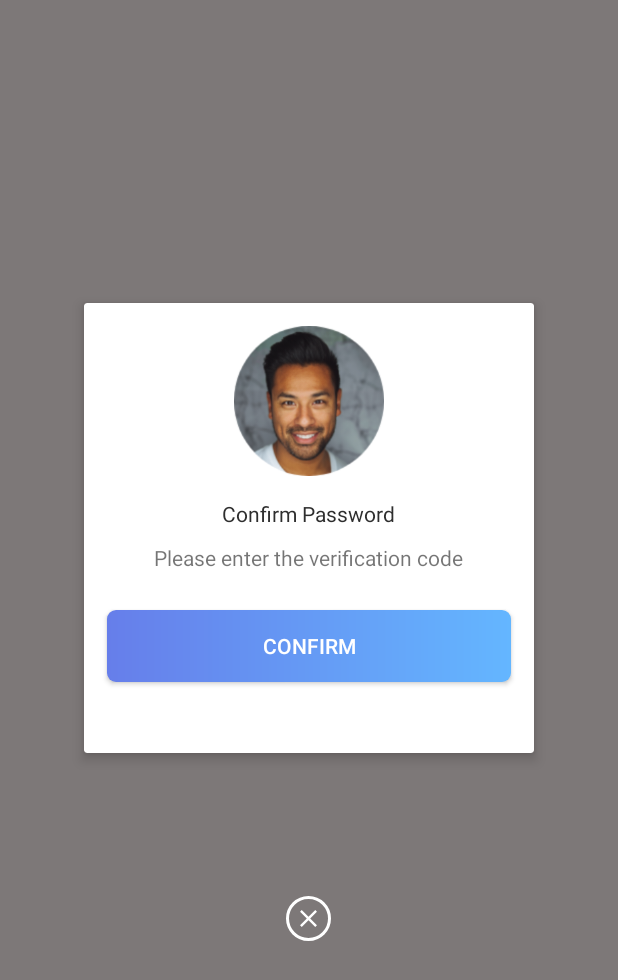
After one commit to AndroidVic/GitShare, an Android app: the layout activity_alert_msg.xml on its own in the app's theme, with its tools: preview values and no code run, on a phone screen of 412 x 824 dp. The commit adds this screen. Shown: the top 980 px of the screen. Run offline under Robolectric (Android 15) with nearby library versions, the phone set to English and light mode, and no system bars.

Commit message:
alertLayout
update alert layout

```diff
--- /dev/null
+++ b/Trawellmate/app/src/main/java/net/promasoft/trawellmate/AlertMsg.java
@@ -0,0 +1,25 @@
+package net.promasoft.trawellmate;
+
+import androidx.appcompat.app.AppCompatActivity;
+
+import android.os.Bundle;
+import android.widget.Button;
+import android.widget.ImageView;
+import android.widget.TextView;
+
+public class AlertMsg extends AppCompatActivity {
+    ImageView img;
+    TextView tv_title, tv_content;
+    Button btn_alert;
+    @Override
+    protected void onCreate(Bundle savedInstanceState){
+        super.onCreate(savedInstanceState);
+        setContentView(R.layout.activity_alert_msg);
+        img= findViewById(R.id.iv_alertImg);
+        tv_title= findViewById(R.id.tv_alertTitle);
+        tv_content= findViewById(R.id.alert_content);
+        btn_alert= findViewById(R.id.alert_btn);
+    }
+
+
+}
--- /dev/null
+++ b/Trawellmate/app/src/main/res/drawable/circle_bg_close.xml
@@ -0,0 +1,11 @@
+<?xml version="1.0" encoding="utf-8"?>
+<shape
+    xmlns:android="http://schemas.android.com/apk/res/android"
+    android:shape="oval">
+    <corners android:radius="10dp"/>
+    <solid
+        android:alpha="0.5"></solid>
+    <stroke android:color="@color/colorWhite" android:width="2dp"/>
+
+
+</shape>
--- a/Trawellmate/app/src/main/res/drawable/ic_close.xml
+++ b/Trawellmate/app/src/main/res/drawable/ic_close.xml
@@ -1,6 +1,4 @@
-<vector android:height="50dp" android:viewportHeight="455.111"
-    android:viewportWidth="455.111" android:width="50dp" xmlns:android="http://schemas.android.com/apk/res/android">
-    <path android:fillColor="#E24C4B" android:pathData="M227.556,227.556m-227.556,0a227.556,227.556 0,1 1,455.112 0a227.556,227.556 0,1 1,-455.112 0"/>
-    <path android:fillColor="#D1403F" android:pathData="M455.111,227.556c0,125.156 -102.4,227.556 -227.556,227.556c-72.533,0 -136.533,-32.711 -177.778,-85.333c38.4,31.289 88.178,49.778 142.222,49.778c125.156,0 227.556,-102.4 227.556,-227.556c0,-54.044 -18.489,-103.822 -49.778,-142.222C422.4,91.022 455.111,155.022 455.111,227.556z"/>
-    <path android:fillColor="#FFFFFF" android:pathData="M331.378,331.378c-8.533,8.533 -22.756,8.533 -31.289,0l-72.533,-72.533l-72.533,72.533c-8.533,8.533 -22.756,8.533 -31.289,0c-8.533,-8.533 -8.533,-22.756 0,-31.289l72.533,-72.533l-72.533,-72.533c-8.533,-8.533 -8.533,-22.756 0,-31.289c8.533,-8.533 22.756,-8.533 31.289,0l72.533,72.533l72.533,-72.533c8.533,-8.533 22.756,-8.533 31.289,0c8.533,8.533 8.533,22.756 0,31.289l-72.533,72.533l72.533,72.533C339.911,308.622 339.911,322.844 331.378,331.378z"/>
+<vector android:height="50dp" android:viewportHeight="24.0"
+    android:viewportWidth="24.0" android:width="50dp" xmlns:android="http://schemas.android.com/apk/res/android">
+    <path android:fillColor="#FFF" android:pathData="M19,6.41L17.59,5 12,10.59 6.41,5 5,6.41 10.59,12 5,17.59 6.41,19 12,13.41 17.59,19 19,17.59 13.41,12z"/>
 </vector>
--- /dev/null
+++ b/Trawellmate/app/src/main/res/layout/activity_alert_msg.xml
@@ -0,0 +1,67 @@
+<?xml version="1.0" encoding="utf-8"?>
+<androidx.constraintlayout.widget.ConstraintLayout xmlns:android="http://schemas.android.com/apk/res/android"
+    xmlns:app="http://schemas.android.com/apk/res-auto"
+    xmlns:tools="http://schemas.android.com/tools"
+    android:layout_width="match_parent"
+    android:layout_height="match_parent"
+    tools:context=".AlertMsg">
+    <LinearLayout
+        android:layout_width="match_parent"
+        android:layout_height="match_parent"
+        android:orientation="vertical"
+        android:gravity="center"
+        android:background="#8B160D0D">
+        <androidx.cardview.widget.CardView
+            android:layout_width="300dp"
+            android:layout_height="300dp"
+            android:layout_margin="5dp"
+            app:cardCornerRadius="2dp"
+            app:cardElevation="5dp">
+            <LinearLayout
+                android:layout_width="match_parent"
+                android:layout_height="match_parent"
+                android:orientation="vertical">
+            <ImageView
+                android:layout_width="100dp"
+                android:layout_height="100dp"
+                android:layout_gravity="top|center"
+                android:layout_marginTop="15dp"
+                android:src="@drawable/userimg_1"
+                android:id="@+id/iv_alertImg"/>
+            <TextView
+                android:layout_width="wrap_content"
+                android:layout_height="wrap_content"
+                android:id="@+id/tv_alertTitle"
+                android:layout_marginTop="15dp"
+                android:textColor="@color/text_color_black"
+                android:text="@string/confirm_password"
+                android:layout_gravity="center"/>
+                <TextView
+                    android:layout_width="wrap_content"
+                    android:layout_height="wrap_content"
+                    android:id="@+id/alert_content"
+                    android:text="@string/otp_msg"
+                    android:layout_gravity="center_horizontal"
+                    android:layout_margin="10dp"
+                    android:layout_marginTop="5dp"/>
+                <Button
+                    android:layout_width="match_parent"
+                    android:layout_height="wrap_content"
+                    android:layout_margin="15dp"
+                    android:id="@+id/alert_btn"
+                    android:text="confirm"
+                    android:textColor="@color/colorWhite"
+                    android:background="@drawable/btn_gradient_style"/>
+            </LinearLayout>
+        </androidx.cardview.widget.CardView>
+        <ImageView
+            android:layout_width="30dp"
+            android:layout_height="30dp"
+            android:layout_marginTop="90dp"
+            android:padding="5dp"
+            android:id="@+id/iv_close"
+            android:src="@drawable/ic_close"
+            android:background="@drawable/circle_bg_close"/>
+    </LinearLayout>
+
+</androidx.constraintlayout.widget.ConstraintLayout>
--- a/Trawellmate/app/src/main/res/layout/activity_your_bookings.xml
+++ b/Trawellmate/app/src/main/res/layout/activity_your_bookings.xml
@@ -170,10 +170,11 @@
                                     android:orientation="vertical">
 
                                     <TextView
-                                        android:layout_width="match_parent"
+                                        android:layout_width="wrap_content"
                                         android:layout_height="wrap_content"
                                         android:layout_marginBottom="3dp"
                                         android:drawableRight="@drawable/ic_location"
+                                        android:drawablePadding="5dp"
                                         android:text="Departs" />
 
                                     <TextView
@@ -192,10 +193,11 @@
                                     android:orientation="vertical">
 
                                     <TextView
-                                        android:layout_width="match_parent"
+                                        android:layout_width="wrap_content"
                                         android:layout_height="wrap_content"
                                         android:layout_marginBottom="3dp"
                                         android:drawableRight="@drawable/ic_location"
+                                        android:drawablePadding="5dp"
                                         android:text="Arrives" />
 
                                     <TextView
@@ -214,9 +216,10 @@
                                     android:orientation="vertical">
 
                                     <TextView
-                                        android:layout_width="match_parent"
+                                        android:layout_width="wrap_content"
                                         android:layout_height="wrap_content"
                                         android:layout_marginBottom="3dp"
+                                        android:drawablePadding="5dp"
                                         android:drawableRight="@drawable/ic_schedule"
                                         android:text="Duration" />
 
```
